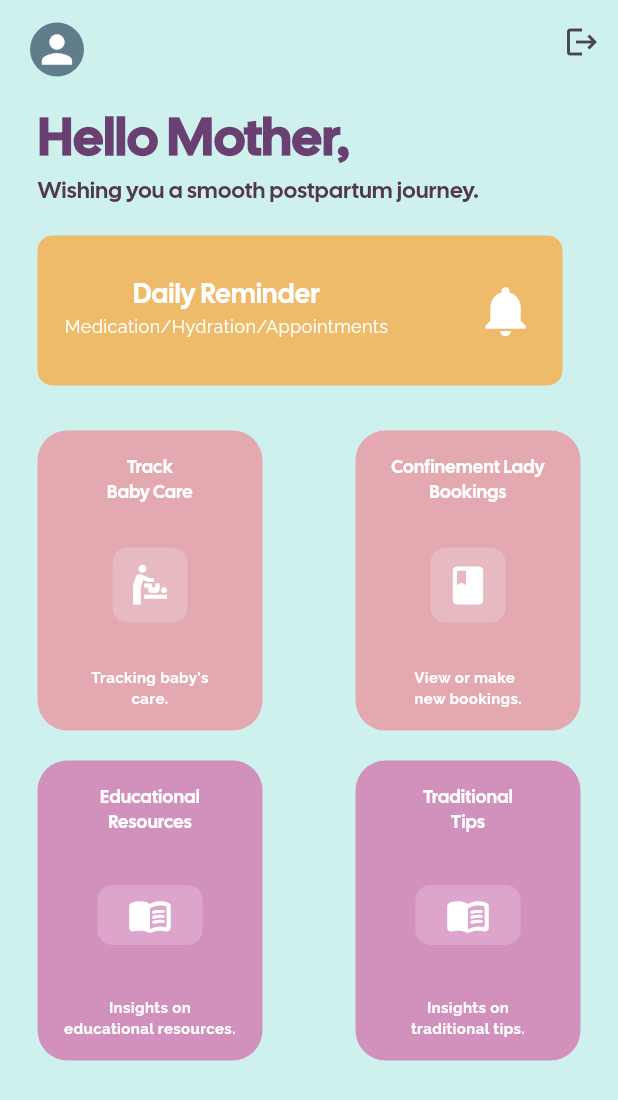
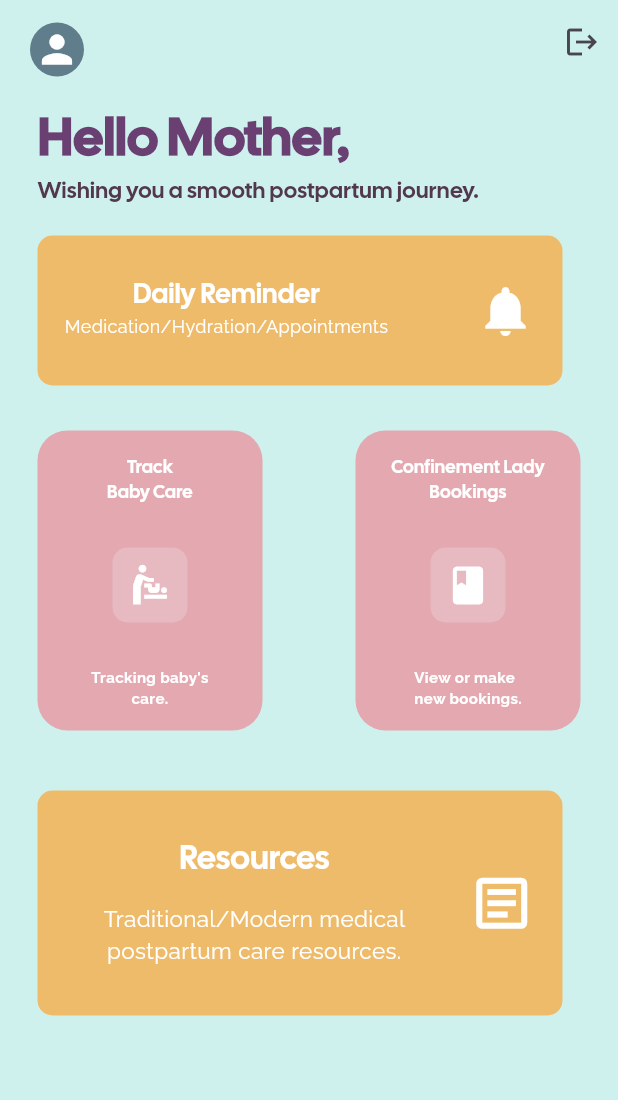
Before and after one commit to TFayyadh/EbuCare, a Flutter app: the HomePage screen opened directly, on a phone screen of 412 x 824 dp. Shown: the top 1100 px of the screen. Run offline on Flutter 3.47's test engine with Material 3 defaults, Android fonts, the light colour scheme and no system bars; our stand-ins replace supabase_flutter; accounts and stored records are empty.

Commit message:
article widget

```diff
--- a/lib/pages/home_page.dart
+++ b/lib/pages/home_page.dart
@@ -4,6 +4,8 @@
 import 'package:ebucare_app/pages/edu_page.dart';
 import 'package:ebucare_app/pages/login_page.dart';
 import 'package:ebucare_app/pages/reminder_page.dart';
+import 'package:ebucare_app/pages/resource_articles.dart';
+import 'package:ebucare_app/pages/resource_detail_page.dart';
 import 'package:ebucare_app/pages/traditional_page.dart';
 import 'package:ebucare_app/pages/home/widgets/header.dart';
 import 'package:flutter/material.dart';
@@ -333,6 +335,82 @@
   );
 }
 
+Widget article(context) {
+  return Container(
+    child: GestureDetector(
+      onTap: () {
+        Navigator.push(
+            context,
+            MaterialPageRoute(
+              builder: (context) => const EduPage(),
+            ));
+      },
+      child: Padding(
+        padding: const EdgeInsets.symmetric(horizontal: 15),
+        child: Container(
+          width: 350,
+          height: 150,
+          decoration: BoxDecoration(
+            color: const Color.fromARGB(204, 246, 174, 74),
+            borderRadius: BorderRadius.circular(10),
+          ),
+          child: Padding(
+            padding: const EdgeInsets.symmetric(horizontal: 10, vertical: 8),
+            child: Row(
+              mainAxisAlignment: MainAxisAlignment.spaceBetween,
+              children: [
+                Expanded(
+                  child: Column(
+                    mainAxisAlignment: MainAxisAlignment.center,
+                    crossAxisAlignment: CrossAxisAlignment.center,
+                    children: [
+                      Padding(
+                        padding: const EdgeInsets.only(
+                            left: 8, right: 8, top: 0, bottom: 15),
+                        child: Text(
+                          "Resources",
+                          style: TextStyle(
+                              fontWeight: FontWeight.w100,
+                              fontFamily: "Calsans",
+                              fontSize: 22,
+                              color: Colors.white),
+                        ),
+                      ),
+                      Padding(
+                        padding: const EdgeInsets.only(
+                            left: 8, right: 8, top: 0, bottom: 4),
+                        child: Text(
+                          "Traditional/Modern medical postpartum care resources.",
+                          style: TextStyle(
+                              fontFamily: "Raleway",
+                              fontSize: 15,
+                              color: Colors.white),
+                          softWrap: true,
+                          overflow: TextOverflow.ellipsis,
+                          maxLines: 2,
+                          textAlign: TextAlign.center,
+                        ),
+                      )
+                    ],
+                  ),
+                ),
+                Padding(
+                  padding: const EdgeInsets.symmetric(horizontal: 8.0),
+                  child: Icon(
+                    Icons.article_outlined,
+                    size: 45,
+                    color: Colors.white,
+                  ),
+                )
+              ],
+            ),
+          ),
+        ),
+      ),
+    ),
+  );
+}
+
 Widget babyCare(BuildContext context) {
   return Container(
     width: 150,
@@ -478,15 +556,8 @@
                   ),
                 ),
                 Padding(
-                  padding: const EdgeInsets.symmetric(
-                      horizontal: 15.0, vertical: 20),
-                  child: Row(
-                    mainAxisAlignment: MainAxisAlignment.spaceBetween,
-                    children: [
-                      edu(context),
-                      tips2(context),
-                    ],
-                  ),
+                  padding: const EdgeInsets.only(top: 40),
+                  child: article(context),
                 ),
               ],
             ),
```
Also changed, not shown: lib/pages/resource_articles.dart (added, +183 -0 lines).
